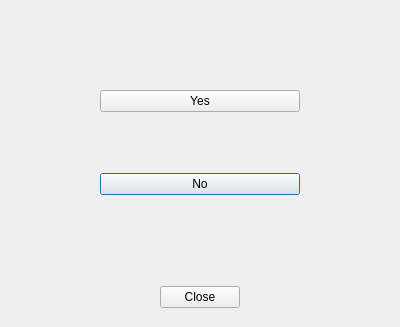
Old version of the form src/resource/rest.ui in the repository woosook0127/Coin_ATS.
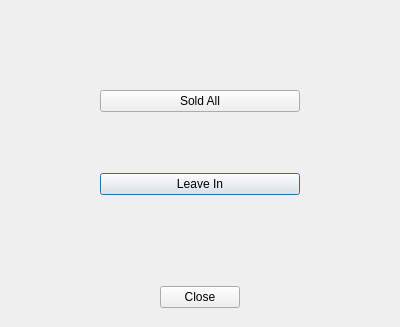
New version of the form.

What changed in the file:
```diff
--- a/src/resource/rest.ui
+++ b/src/resource/rest.ui
@@ -66,7 +66,7 @@
         <item row="3" column="1">
          <widget class="QPushButton" name="pushButton_2">
           <property name="text">
-           <string>No</string>
+           <string>Leave In</string>
           </property>
          </widget>
         </item>
@@ -92,7 +92,7 @@
            </size>
           </property>
           <property name="text">
-           <string>Yes</string>
+           <string>Sold All</string>
           </property>
          </widget>
         </item>
```
Left out of the diff: 4 changed lines with no effect on the pictures.
